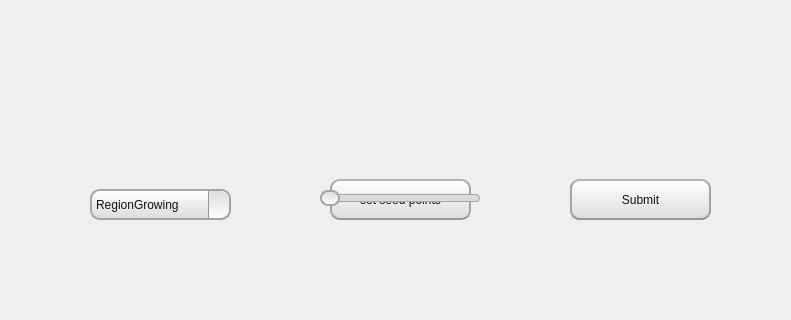
ahmeddemaad/Image_Segmentation, file mainwindow.ui: the form before one commit; both pictures show x 190 to 981 and y 310 to 630 of the 1221 by 630 pixel window.
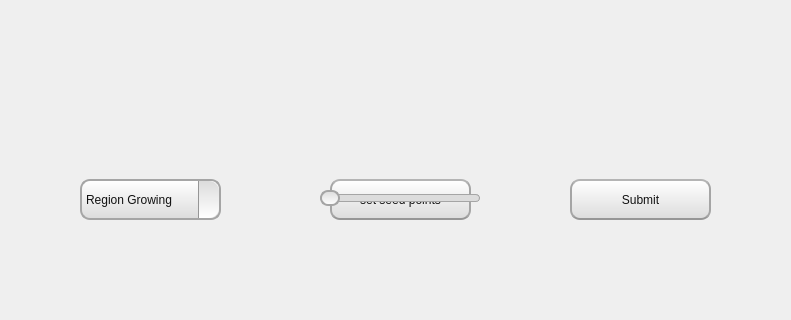
The form after the commit. Icons and pictures are not drawn.

Diff of the .ui file:
```diff
--- a/mainwindow.ui
+++ b/mainwindow.ui
@@ -168,10 +168,10 @@
      <widget class="QComboBox" name="comboBox">
       <property name="geometry">
        <rect>
-        <x>80</x>
-        <y>470</y>
+        <x>70</x>
+        <y>460</y>
         <width>141</width>
-        <height>31</height>
+        <height>41</height>
        </rect>
       </property>
       <property name="styleSheet">
@@ -209,7 +209,7 @@
       </property>
       <item>
        <property name="text">
-        <string>RegionGrowing</string>
+        <string>Region Growing</string>
        </property>
       </item>
       <item>
@@ -217,44 +217,11 @@
         <string>kmeans</string>
        </property>
       </item>
-     </widget>
-     <widget class="QPushButton" name="kmeansBtn">
-      <property name="geometry">
-       <rect>
-        <x>560</x>
-        <y>460</y>
-        <width>141</width>
-        <height>41</height>
-       </rect>
-      </property>
-      <property name="cursor">
-       <cursorShape>PointingHandCursor</cursorShape>
-      </property>
-      <property name="styleSheet">
-       <string notr="true">QPushButton{
-	color:rgb(17,17,17);
-	border-width: 2px;
-	border-radius: 10px;
-	border-bottom-color: rgb(150,150,150);
-	border-right-color: rgb(165,165,165);
-	border-left-color: rgb(165,165,165);
-	border-top-color: rgb(180,180,180);
-	border-style: solid;
-	padding: 4px;
-	background-color: qlineargradient(spread:pad, x1:0.5, y1:1, x2:0.5, y2:0, stop:0 rgba(220, 220, 220, 255), stop:1 rgba(255, 255, 255, 255));
-}
-
-QPushButton:hover{
-	color:rgb(17,17,17);
-	border-width: 1px;
-	border-radius: 10px;
-	padding: 4px;
-	background-color: qlineargradient(spread:pad, x1:0.5, y1:0, x2:0.5, y2:1, stop:0 rgba(220, 220, 220, 255), stop:1 rgba(255, 255, 255, 255));
-}</string>
-      </property>
-      <property name="text">
-       <string>Submit</string>
-      </property>
+      <item>
+       <property name="text">
+        <string>Mean Shift</string>
+       </property>
+      </item>
      </widget>
      <widget class="QSlider" name="horizontalSlider">
       <property name="geometry">
```
